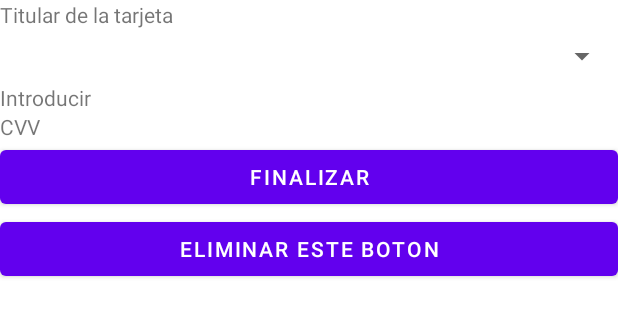
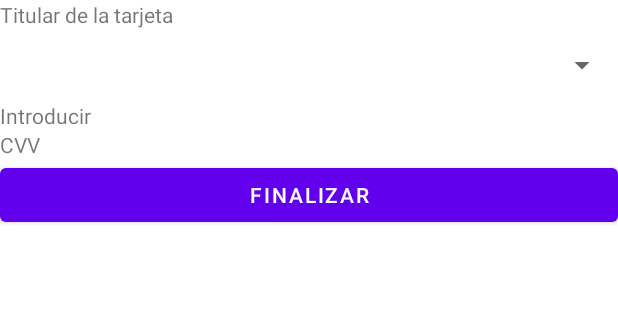
Before and after one commit to Braulio-Palagot/Huellitas_Aventureras, an Android app: the layout fragment_payment_format.xml on its own in the app's theme, with its tools: preview values and no code run, on a phone screen of 412 x 824 dp. Shown: the top 317 px of the screen. Run offline under Robolectric (Android 15) with nearby library versions, the phone set to English and light mode, and no system bars.

Commit message:
Cambio de nombres en los componentes Se agregó código para almacenar los datos de los txt

```diff
--- a/app/src/main/res/layout/fragment_payment_format.xml
+++ b/app/src/main/res/layout/fragment_payment_format.xml
@@ -18,9 +18,10 @@
             android:text="Titular de la tarjeta" />
 
         <Spinner
-            android:id="@+id/spinner"
+            android:id="@+id/spnnrCardDetails"
             android:layout_width="match_parent"
-            android:layout_height="36dp" />
+            android:layout_height="48dp"
+            tools:ignore="SpeakableTextPresentCheck" />
 
         <TextView
             android:id="@+id/txtIntroducir"
@@ -37,17 +38,11 @@
             android:text="CVV" />
 
         <Button
-            android:id="@+id/txtFinalizar"
+            android:id="@+id/bttnFinalizar"
             android:layout_width="match_parent"
             android:layout_height="wrap_content"
             android:hint="Finalizar"
             android:text="Finalizar" />
 
-        <Button
-            android:id="@+id/txtELIMINAR_ESTE_BOTON"
-            android:layout_width="match_parent"
-            android:layout_height="wrap_content"
-            android:text="ELIMINAR ESTE BOTON" />
-
     </LinearLayout>
 </FrameLayout>
```
Also changed, not shown: app/src/main/java/org/equiposeis/huellitasaventureras/ui/PaymentFormat.java (+14 -1 lines).
